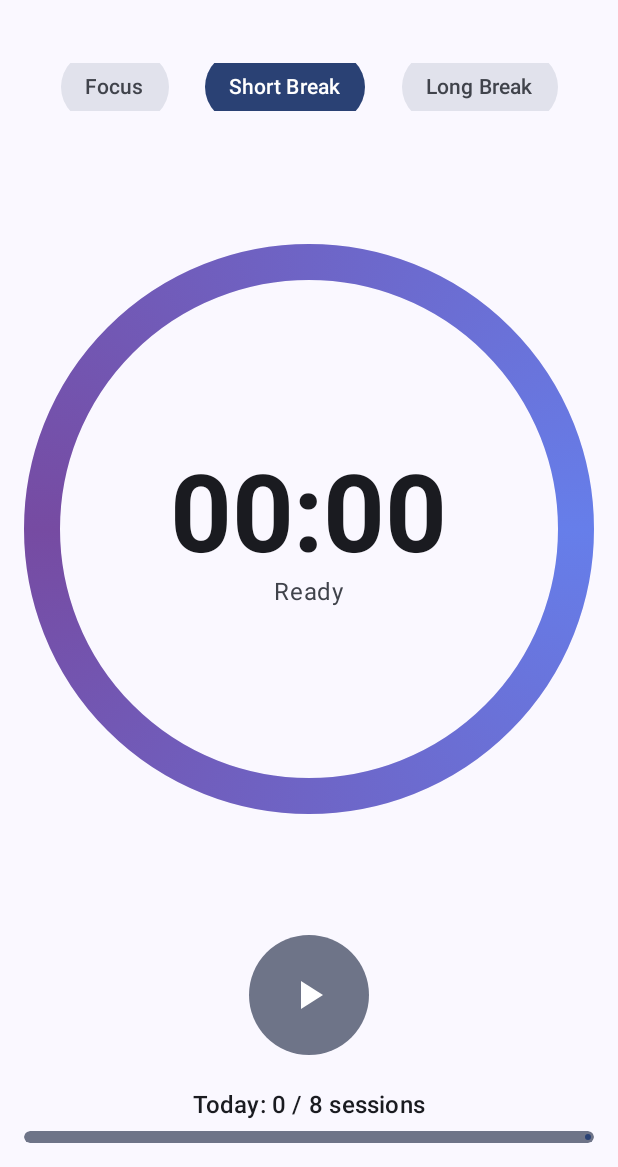
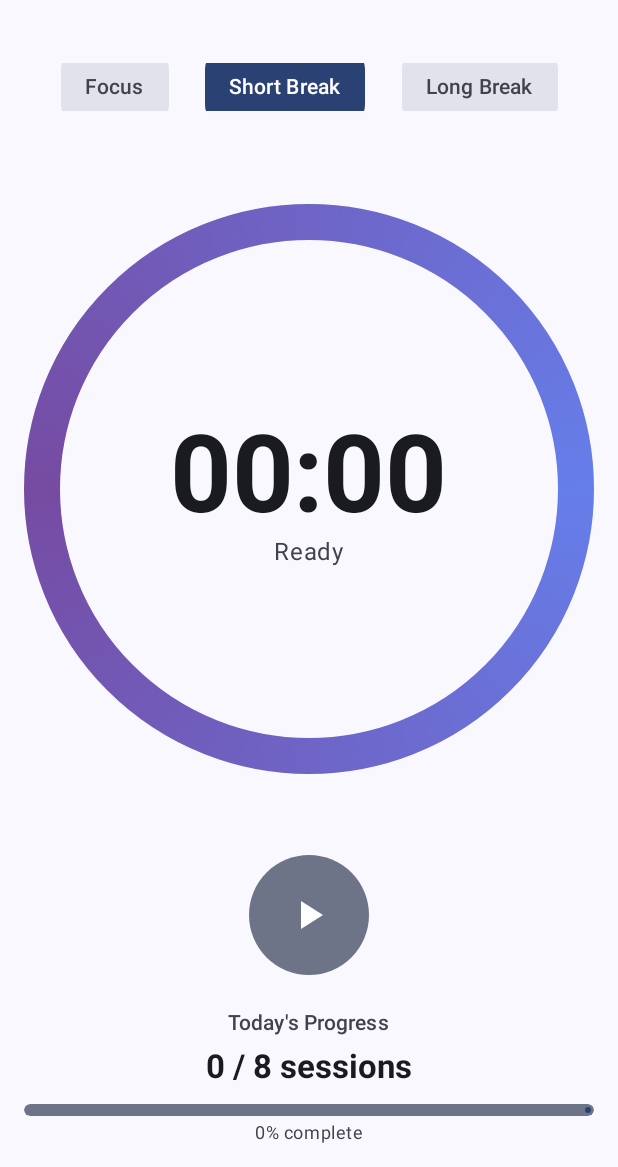
Before and after one commit to zero1f/Flow, an Android app built with Jetpack Compose: the TimerScreen screen opened through its navigation route, after a tap on "Short Break", on a phone screen of 412 x 824 dp, the part 69-1236 px from its top. Run offline under Robolectric (Android 15) with nearby library versions, the light colour scheme and no system bars; our stand-ins replace Dagger/Hilt's generated code; 4 statements that could not run were skipped.

Commit message:
fix : button highlight issue resolved

```diff
--- a/app/src/main/java/com/zero/flow/domain/model/Task.kt
+++ b/app/src/main/java/com/zero/flow/domain/model/Task.kt
@@ -15,7 +15,7 @@
     val color: Int = 0xFF6366F1.toInt()
 )
 
-public fun TaskEntity.toDomain() = Task(
+fun TaskEntity.toDomain() = Task(
     id = id,
     title = title,
     description = description,
@@ -27,7 +27,7 @@
     color = color
 )
 
-public fun Task.toEntity() = TaskEntity(
+fun Task.toEntity() = TaskEntity(
     id = id,
     title = title,
     description = description,
--- a/app/src/main/java/com/zero/flow/presentation/timer/TimerScreen.kt
+++ b/app/src/main/java/com/zero/flow/presentation/timer/TimerScreen.kt
@@ -6,6 +6,7 @@
 import androidx.activity.result.contract.ActivityResultContracts
 import androidx.compose.foundation.layout.*
 import androidx.compose.foundation.shape.CircleShape
+import androidx.compose.foundation.shape.RoundedCornerShape
 import androidx.compose.material.icons.Icons
 import androidx.compose.material.icons.filled.*
 import androidx.compose.material3.*
@@ -20,7 +21,10 @@
 import androidx.lifecycle.compose.collectAsStateWithLifecycle
 import com.zero.flow.domain.model.SessionType
 import com.zero.flow.domain.model.TimerState
+import com.zero.flow.domain.model.TimerState.Active
 import com.zero.flow.presentation.components.CircularTimer
+import com.zero.flow.presentation.components.DailyProgress
+import com.zero.flow.presentation.utils.KeepScreenOn
 
 @Composable
 fun TimerScreen(
@@ -31,6 +35,10 @@
 ) {
     val uiState by viewModel.uiState.collectAsStateWithLifecycle()
     val context = LocalContext.current
+
+    if (uiState.timerState is TimerState.Running) {
+        KeepScreenOn()
+    }
 
     val notificationPermissionLauncher = rememberLauncherForActivityResult(
         contract = ActivityResultContracts.RequestPermission(),
@@ -57,6 +65,12 @@
             )
         }
     ) { paddingValues ->
+        val sessionType = when (val timerState = uiState.timerState) {
+            is Active -> timerState.sessionType
+            is TimerState.Completed -> timerState.sessionType
+            is TimerState.Idle -> uiState.selectedSessionType
+        }
+
         Column(
             modifier = Modifier
                 .fillMaxSize()
@@ -66,7 +80,7 @@
         ) {
             // Session Type Selector
             SessionTypeSelector(
-                selectedType = uiState.selectedSessionType,
+                selectedType = sessionType,
                 onTypeSelected = { type ->
                     viewModel.onEvent(TimerEvent.SelectSessionType(type))
                 },
@@ -194,7 +208,7 @@
     Surface(
         onClick = onClick,
         enabled = enabled,
-        modifier = Modifier.clip(CircleShape),
+        modifier = Modifier.clip(RoundedCornerShape(12.dp)),
         color = if (isSelected) MaterialTheme.colorScheme.primary
         else MaterialTheme.colorScheme.surfaceVariant,
         contentColor = if (isSelected) MaterialTheme.colorScheme.onPrimary
@@ -292,32 +306,6 @@
     }
 }
 
-@Composable
-private fun DailyProgress(
-    completedSessions: Int,
-    goalSessions: Int
-) {
-    Column(
-        modifier = Modifier.fillMaxWidth(),
-        horizontalAlignment = Alignment.CenterHorizontally
-    ) {
-        Text(
-            text = "Today: $completedSessions / $goalSessions sessions",
-            style = MaterialTheme.typography.titleMedium
-        )
-
-        Spacer(modifier = Modifier.height(8.dp))
-
-        LinearProgressIndicator(
-            progress = { (completedSessions.toFloat() / goalSessions).coerceIn(0f, 1f) },
-            modifier = Modifier
-                .fillMaxWidth()
-                .height(8.dp)
-                .clip(CircleShape)
-        )
-    }
-}
-
 private fun formatTime(milliseconds: Long): String {
     val totalSeconds = milliseconds / 1000
     val minutes = totalSeconds / 60
```
Also changed, not shown: app/src/main/java/com/zero/flow/presentation/utils/KeepScreenOn.kt (added, +16 -0 lines).
